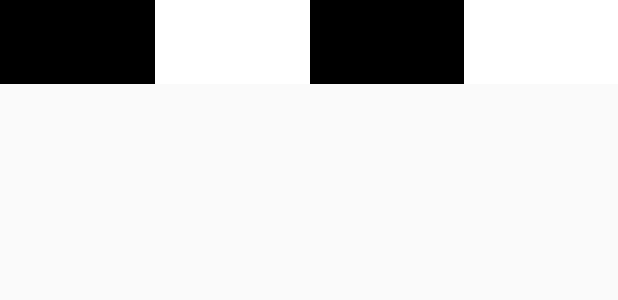
After one commit to sopkathon5/Android, an Android app: the layout bottom_navigation_tab.xml on its own in the app's theme, with its tools: preview values and no code run, on a phone screen of 412 x 824 dp. The commit adds this screen. Shown: the top 300 px of the screen. Run offline under Robolectric (Android 15) with nearby library versions, the phone set to English and light mode, and no system bars.

Commit message:
feat: Add MainViewPager

```diff
--- /dev/null
+++ b/app/src/main/res/layout/bottom_navigation_tab.xml
@@ -0,0 +1,50 @@
+<?xml version="1.0" encoding="utf-8"?>
+<LinearLayout xmlns:android="http://schemas.android.com/apk/res/android"
+              android:layout_width="match_parent"
+              android:layout_height="56dp"
+              android:orientation="horizontal">
+    <RelativeLayout
+            android:background="#000000"
+            android:id="@+id/bottom_navigation_rl_home"
+            android:layout_width="match_parent"
+            android:layout_height="match_parent"
+            android:layout_weight="1">
+        <ImageView
+                android:layout_width="wrap_content"
+                android:layout_height="wrap_content"
+                android:layout_centerInParent="true"/>
+    </RelativeLayout>
+    <RelativeLayout
+            android:background="#FFFFFF"
+            android:id="@+id/bottom_navigation_rl_contests"
+            android:layout_width="match_parent"
+            android:layout_height="match_parent"
+            android:layout_weight="1">
+        <ImageView
+                android:layout_width="wrap_content"
+                android:layout_height="wrap_content"
+                android:layout_centerInParent="true"/>
+    </RelativeLayout>
+    <RelativeLayout
+            android:background="#000000"
+            android:id="@+id/bottom_navigation_rl_store"
+            android:layout_width="match_parent"
+            android:layout_height="match_parent"
+            android:layout_weight="1">
+        <ImageView
+                android:layout_width="wrap_content"
+                android:layout_height="wrap_content"
+                android:layout_centerInParent="true"/>
+    </RelativeLayout>
+    <RelativeLayout
+            android:background="#FFFFFF"
+            android:id="@+id/bottom_navigation_rl_my_page"
+            android:layout_width="match_parent"
+            android:layout_height="match_parent"
+            android:layout_weight="1">
+        <ImageView
+                android:layout_width="wrap_content"
+                android:layout_height="wrap_content"
+                android:layout_centerInParent="true"/>
+    </RelativeLayout>
+</LinearLayout>
--- a/app/src/main/res/values/strings.xml
+++ b/app/src/main/res/values/strings.xml
@@ -1,3 +1,6 @@
 <resources>
     <string name="app_name">Sopkaton_5</string>
+
+    <!-- TODO: Remove or change this placeholder text -->
+    <string name="hello_blank_fragment">Hello blank fragment</string>
 </resources>
```
Also changed, not shown: app/src/main/java/com/icoo/sopkaton_5/ui/main/BottomNaviActivity.kt (added, +13 -0 lines), app/src/main/java/com/icoo/sopkaton_5/ui/main/MainActivity.kt (+19 -0 lines), app/src/main/java/com/icoo/sopkaton_5/ui/main/MainViewPagerAdapter.kt (added, +24 -0 lines), app/src/main/java/com/icoo/sopkaton_5/ui/main/contents/ContentsFragment.kt (added, +30 -0 lines), app/src/main/java/com/icoo/sopkaton_5/ui/main/home/HomeFragment.kt (added, +30 -0 lines), app/src/main/java/com/icoo/sopkaton_5/ui/main/myPage/MyPageFragment.kt (added, +29 -0 lines), app/src/main/java/com/icoo/sopkaton_5/ui/main/store/StoreFragment.kt (added, +31 -0 lines), app/src/main/res/layout/activity_bottom_navi.xml (added, +24 -0 lines), app/src/main/res/layout/activity_main.xml (+20 -16 lines), app/src/main/res/layout/fragment_contents.xml (added, +13 -0 lines), app/src/main/res/layout/fragment_home.xml (added, +14 -0 lines), app/src/main/res/layout/fragment_my_page.xml (added, +14 -0 lines), app/src/main/res/layout/fragment_store.xml (added, +14 -0 lines).
